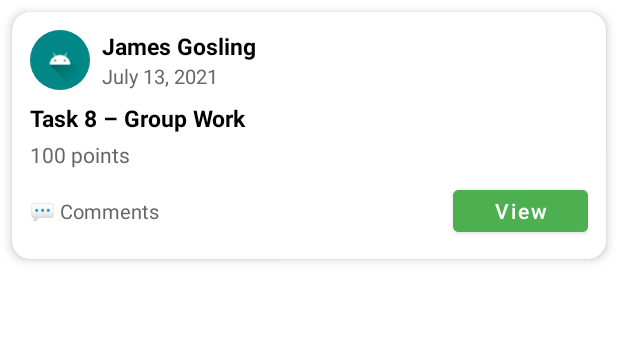
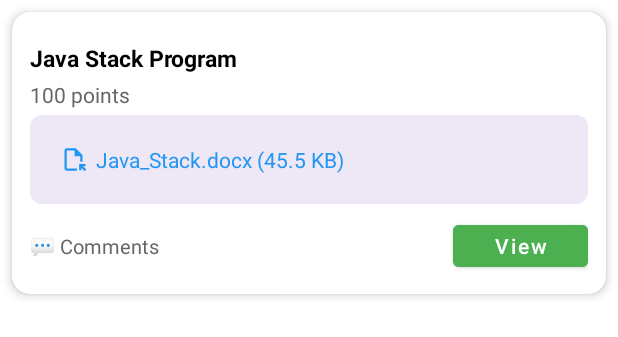
Before and after one commit to pnquy/App, an Android app built with Jetpack Compose: the layout item_assignment.xml on its own in the app's theme, with its tools: preview values and no code run, on a phone screen of 412 x 824 dp. Shown: the top 337 px of the screen. Run offline under Robolectric (Android 15) with nearby library versions, the phone set to English and light mode, and no system bars.

Commit message:
update item_assignment

```diff
--- a/app/src/main/java/com/example/studentportalapp/adapter/AssignmentAdapter.java
+++ b/app/src/main/java/com/example/studentportalapp/adapter/AssignmentAdapter.java
@@ -41,15 +41,23 @@ public class AssignmentAdapter extends RecyclerView.Adapter<AssignmentAdapter.As
         holder.tvTitle.setText(item.TenBT);
         holder.tvPoints.setText("Hạn nộp: " + item.Deadline);
 
+        // Hiển thị tên file vào tvFileName và xử lý ẩn/hiện layout chứa nó
         if (item.FileName != null && !item.FileName.isEmpty()) {
-            holder.tvAuthor.setText("File: " + item.FileName);
+            holder.tvFileName.setText(item.FileName);
+            if (holder.layoutFileLink != null) {
+                holder.layoutFileLink.setVisibility(View.VISIBLE);
+            }
         } else {
-            holder.tvAuthor.setText("Không có file");
+            if (holder.layoutFileLink != null) {
+                holder.layoutFileLink.setVisibility(View.GONE);
+            }
         }
 
-        holder.tvDate.setText("");
+        // Tạm thời để tvAuthor và tvDate trống hoặc giá trị mặc định nếu bạn không dùng nữa
+        if (holder.tvAuthor != null) holder.tvAuthor.setText("Giảng viên");
+        if (holder.tvDate != null) holder.tvDate.setText("Mới đăng");
+
         holder.btnAction.setText("Chi tiết");
-
         holder.btnAction.setOnClickListener(v -> listener.onItemClick(item));
         holder.itemView.setOnClickListener(v -> listener.onItemClick(item));
     }
@@ -60,7 +68,8 @@ public class AssignmentAdapter extends RecyclerView.Adapter<AssignmentAdapter.As
     }
 
     public static class AssignmentViewHolder extends RecyclerView.ViewHolder {
-        TextView tvTitle, tvPoints, tvAuthor, tvDate;
+        TextView tvTitle, tvPoints, tvAuthor, tvDate, tvFileName;
+        View layoutFileLink;
         Button btnAction;
 
         public AssignmentViewHolder(@NonNull View itemView) {
@@ -69,6 +78,12 @@ public class AssignmentAdapter extends RecyclerView.Adapter<AssignmentAdapter.As
             tvPoints = itemView.findViewById(R.id.tvPoints);
             tvAuthor = itemView.findViewById(R.id.tvAuthor);
             tvDate = itemView.findViewById(R.id.tvDate);
+            tvFileName = itemView.findViewById(R.id.tvFileName);
+
+            if (tvFileName != null && tvFileName.getParent() instanceof View) {
+                layoutFileLink = (View) tvFileName.getParent();
+            }
+
             btnAction = itemView.findViewById(R.id.btnAction);
         }
     }
--- a/app/src/main/res/layout/item_assignment.xml
+++ b/app/src/main/res/layout/item_assignment.xml
@@ -13,55 +13,16 @@
         android:orientation="vertical"
         android:padding="12dp">
 
-
-        <LinearLayout
-            android:layout_width="match_parent"
-            android:layout_height="wrap_content"
-            android:orientation="horizontal"
-            android:gravity="center_vertical">
-
-            <ImageView
-                android:layout_width="40dp"
-                android:layout_height="40dp"
-                android:src="@drawable/ic_person"
-                android:layout_marginEnd="8dp"
-                android:background="@drawable/bg_circle"/>
-
-            <LinearLayout
-                android:layout_width="wrap_content"
-                android:layout_height="wrap_content"
-                android:orientation="vertical">
-
-                <TextView
-                    android:id="@+id/tvAuthor"
-                    android:layout_width="wrap_content"
-                    android:layout_height="wrap_content"
-                    android:text="James Gosling"
-                    android:textStyle="bold"
-                    android:textColor="@color/black"
-                    android:textSize="15sp" />
-
-                <TextView
-                    android:id="@+id/tvDate"
-                    android:layout_width="wrap_content"
-                    android:layout_height="wrap_content"
-                    android:text="July 13, 2021"
-                    android:textSize="13sp"
-                    android:textColor="@color/darker_gray" />
-            </LinearLayout>
-        </LinearLayout>
-
-
+        <!-- Title -->
         <TextView
             android:id="@+id/tvTitle"
             android:layout_width="match_parent"
             android:layout_height="wrap_content"
-            android:text="Task 8 – Group Work"
+            android:text="@string/java_stack_program"
             android:textSize="15sp"
             android:textStyle="bold"
             android:textColor="@color/black"
             android:layout_marginTop="8dp" />
-
 
         <TextView
             android:id="@+id/tvPoints"
@@ -71,6 +32,32 @@
             android:textSize="14sp"
             android:layout_marginTop="4dp"
             android:textColor="@color/darker_gray" />
+
+        <!-- File link -->
+        <LinearLayout
+            android:layout_width="match_parent"
+            android:layout_height="wrap_content"
+            android:orientation="horizontal"
+            android:gravity="center_vertical"
+            android:layout_marginTop="4dp"
+            android:padding="20dp"
+            android:background="@drawable/bg_file_link">
+
+            <ImageView
+                android:layout_width="18dp"
+                android:layout_height="18dp"
+                android:src="@drawable/ic_file"
+                app:tint="@color/purple_500"
+                android:layout_marginEnd="6dp" />
+
+            <TextView
+                android:id="@+id/tvFileName"
+                android:layout_width="wrap_content"
+                android:layout_height="wrap_content"
+                android:text="@string/java_stack_docx_45_5_kb"
+                android:textColor="@color/purple_500"
+                android:textSize="14sp" />
+        </LinearLayout>
 
         <RelativeLayout
             android:layout_width="match_parent"
```
